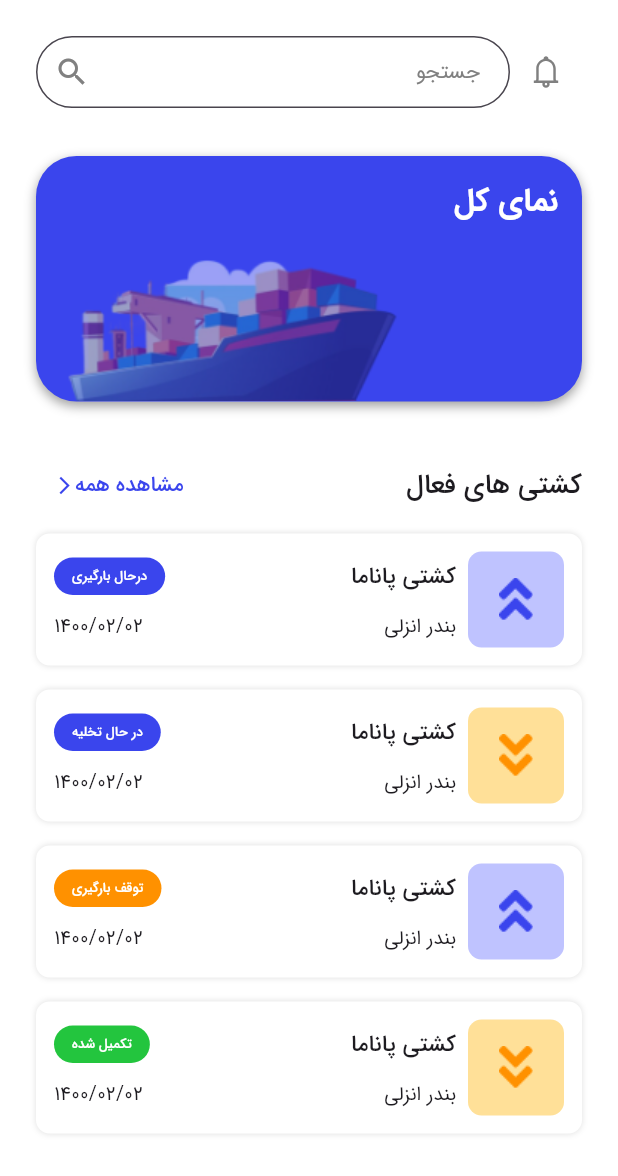
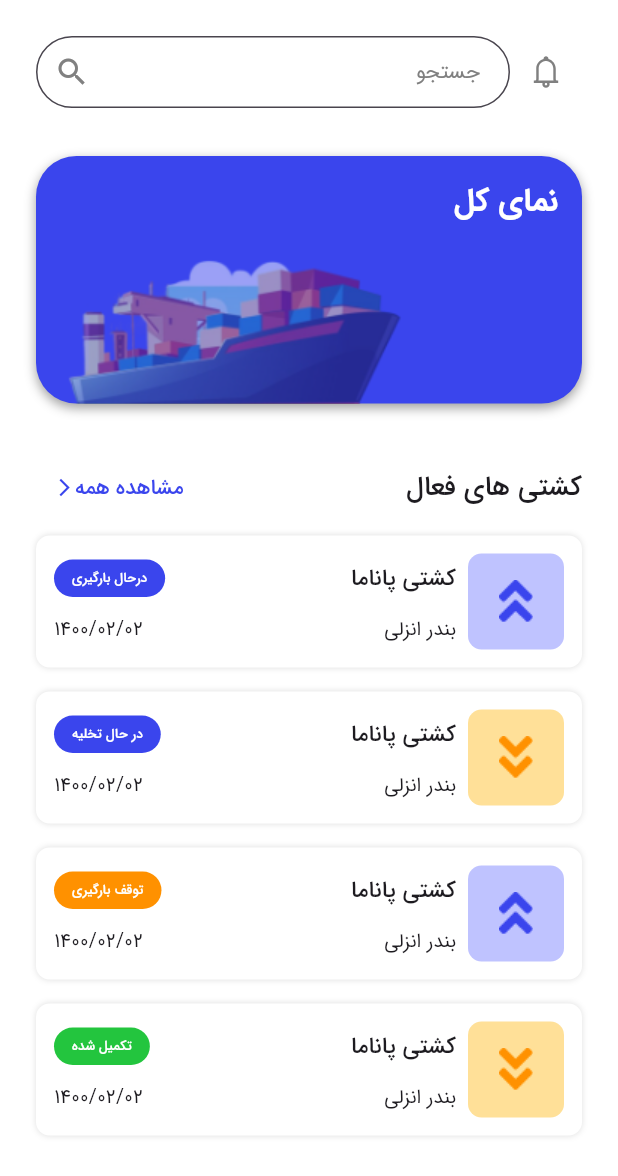
Before and after one commit to bahiraei/porduct_owner, a Flutter app: the HomePageView screen opened directly, on a phone screen of 412 x 824 dp. Shown: the top 1176 px of the screen. Run offline on Flutter 3.47's test engine with Material 2 defaults, Android fonts, the phone set to English and light mode, and no system bars; our stand-ins replace flutter_animate, gap, google_nav_bar, line_icons, pinput; missing offline and left inert: circular_charts.

Commit message:
fix some bug

```diff
--- a/lib/features/home/presentation/view/home_page.dart
+++ b/lib/features/home/presentation/view/home_page.dart
@@ -94,11 +94,10 @@ class HomePageView extends StatelessWidget {
                       ],
                     ),
                     Row(
+                      mainAxisAlignment: MainAxisAlignment.end,
                       children: [
-                        Expanded(
-                          child: Image.asset(
-                            'assets/images/home/ship.png',
-                          ),
+                        Image.asset(
+                          'assets/images/home/ship.png',
                         ),
                       ],
                     )
```
